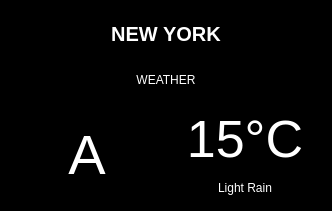
This is weatherwidget.ui in saschaludwig/OnAirScreen as Qt 5 draws it before an edit. The edited form follows.
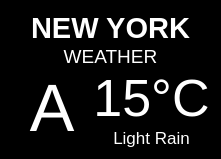
This is the edited form. Icons and pictures are not drawn.

```diff
--- a/weatherwidget.ui
+++ b/weatherwidget.ui
@@ -6,8 +6,8 @@
    <rect>
     <x>0</x>
     <y>0</y>
-    <width>332</width>
-    <height>211</height>
+    <width>221</width>
+    <height>150</height>
    </rect>
   </property>
   <property name="styleSheet">
@@ -19,16 +19,32 @@
 }</string>
   </property>
   <layout class="QVBoxLayout" name="verticalLayout_3">
+   <property name="spacing">
+    <number>0</number>
+   </property>
    <item>
     <layout class="QVBoxLayout" name="verticalLayout">
      <property name="spacing">
       <number>0</number>
      </property>
+     <item>
+      <spacer name="verticalSpacer">
+       <property name="orientation">
+        <enum>Qt::Vertical</enum>
+       </property>
+       <property name="sizeHint" stdset="0">
+        <size>
+         <width>20</width>
+         <height>40</height>
+        </size>
+       </property>
+      </spacer>
+     </item>
      <item>
       <widget class="QLabel" name="cityLabel">
        <property name="font">
         <font>
-         <pointsize>15</pointsize>
+         <pointsize>22</pointsize>
          <weight>75</weight>
          <bold>true</bold>
         </font>
@@ -46,6 +62,11 @@
      </item>
      <item>
       <widget class="QLabel" name="weatherLabel">
+       <property name="font">
+        <font>
+         <pointsize>14</pointsize>
+        </font>
+       </property>
        <property name="styleSheet">
         <string notr="true">color: #fff</string>
        </property>
@@ -57,20 +78,33 @@
        </property>
       </widget>
      </item>
+     <item>
+      <spacer name="verticalSpacer_2">
+       <property name="orientation">
+        <enum>Qt::Vertical</enum>
+       </property>
+       <property name="sizeHint" stdset="0">
+        <size>
+         <width>20</width>
+         <height>40</height>
+        </size>
+       </property>
+      </spacer>
+     </item>
     </layout>
    </item>
    <item>
     <layout class="QHBoxLayout" name="horizontalLayout">
+     <property name="spacing">
+      <number>0</number>
+     </property>
      <item>
       <widget class="QLabel" name="label_3">
        <property name="font">
         <font>
-         <pointsize>42</pointsize>
+         <pointsize>50</pointsize>
         </font>
        </property>
-       <property name="autoFillBackground">
-        <bool>false</bool>
-       </property>
        <property name="styleSheet">
         <string notr="true">color: #fff</string>
        </property>
@@ -84,6 +118,9 @@
      </item>
      <item>
       <layout class="QVBoxLayout" name="verticalLayout_2">
+       <property name="spacing">
+        <number>0</number>
+       </property>
        <item>
         <widget class="QLabel" name="label">
          <property name="font">
@@ -104,6 +141,11 @@
        </item>
        <item>
         <widget class="QLabel" name="label_2">
+         <property name="font">
+          <font>
+           <pointsize>13</pointsize>
+          </font>
+         </property>
          <property name="styleSheet">
           <string notr="true">color: #fff</string>
          </property>
```
Left out of the diff: 4 changed lines with no effect on the pictures.
